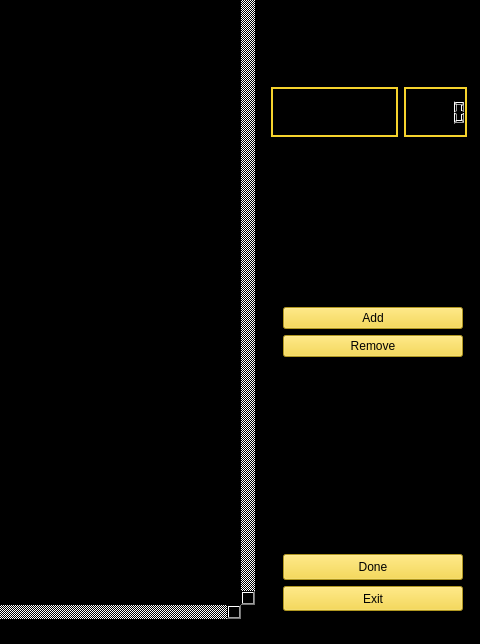
First picture: the form in editor/EditorMapas/creador.ui, repository mateozorzi/practice-sdd, before the edit; both pictures show x 725 to 1205 and y 257 to 901 of the 1205 by 901 pixel window.
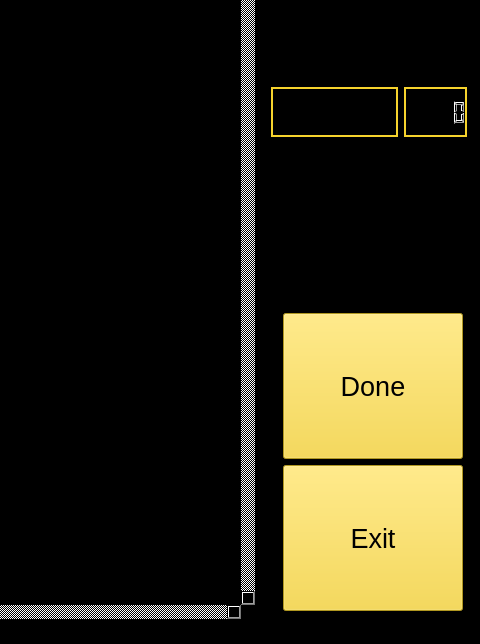
Second picture: the form after the edit.

Diff of the .ui file:
```diff
--- a/editor/EditorMapas/creador.ui
+++ b/editor/EditorMapas/creador.ui
@@ -213,7 +213,7 @@
         <item>
          <layout class="QHBoxLayout" name="horizontalLayout" stretch="0,0">
           <property name="bottomMargin">
-           <number>164</number>
+           <number>170</number>
           </property>
           <item>
            <widget class="QTextEdit" name="checkpoints">
@@ -278,76 +278,6 @@
           </item>
          </layout>
         </item>
-        <item>
-         <layout class="QVBoxLayout" name="verticalLayout_2">
-          <property name="leftMargin">
-           <number>12</number>
-          </property>
-          <property name="bottomMargin">
-           <number>191</number>
-          </property>
-          <item>
-           <widget class="QPushButton" name="addButton">
-            <property name="sizePolicy">
-             <sizepolicy hsizetype="Expanding" vsizetype="Expanding">
-              <horstretch>0</horstretch>
-              <verstretch>0</verstretch>
-             </sizepolicy>
-            </property>
-            <property name="maximumSize">
-             <size>
-              <width>180</width>
-              <height>300</height>
-             </size>
-            </property>
-            <property name="styleSheet">
-             <string notr="true">QPushButton {
-	color: rgb(0, 0, 0);
-	background-color: rgb(246, 211, 45);
-}
-
-QPushButton:checked{
-	background-color: rgb(87, 227, 137);
-	color: rgb(0, 0, 0);
-}</string>
-            </property>
-            <property name="text">
-             <string>Add</string>
-            </property>
-           </widget>
-          </item>
-          <item>
-           <widget class="QPushButton" name="removeButton">
-            <property name="sizePolicy">
-             <sizepolicy hsizetype="Expanding" vsizetype="Expanding">
-              <horstretch>0</horstretch>
-              <verstretch>0</verstretch>
-             </sizepolicy>
-            </property>
-            <property name="maximumSize">
-             <size>
-              <width>180</width>
-              <height>300</height>
-             </size>
-            </property>
-            <property name="styleSheet">
-             <string notr="true">QPushButton {
-	color: rgb(0, 0, 0);
-	background-color: rgb(246, 211, 45);
-}
-
-QPushButton:checked{
-	background-color: rgb(237, 51, 59);
-	color: rgb(0, 0, 0);
-}</string>
-            </property>
-            <property name="text">
-             <string>Remove</string>
-            </property>
-           </widget>
-          </item>
-         </layout>
-        </item>
         <item>
          <layout class="QVBoxLayout" name="verticalLayout">
           <property name="leftMargin">
@@ -356,7 +286,7 @@
           <item>
            <widget class="QPushButton" name="Done">
             <property name="sizePolicy">
-             <sizepolicy hsizetype="Expanding" vsizetype="Expanding">
+             <sizepolicy hsizetype="Fixed" vsizetype="Fixed">
               <horstretch>0</horstretch>
               <verstretch>0</verstretch>
              </sizepolicy>
@@ -364,9 +294,14 @@
             <property name="maximumSize">
              <size>
               <width>180</width>
-              <height>200</height>
+              <height>180</height>
              </size>
             </property>
+            <property name="font">
+             <font>
+              <pointsize>20</pointsize>
+             </font>
+            </property>
             <property name="styleSheet">
              <string notr="true">background-color: rgb(246, 211, 45);
 color: rgb(0, 0, 0);</string>
@@ -379,7 +314,7 @@
           <item>
            <widget class="QPushButton" name="Exit">
             <property name="sizePolicy">
-             <sizepolicy hsizetype="Expanding" vsizetype="Expanding">
+             <sizepolicy hsizetype="Fixed" vsizetype="Fixed">
               <horstretch>0</horstretch>
               <verstretch>0</verstretch>
              </sizepolicy>
@@ -387,9 +322,14 @@
             <property name="maximumSize">
              <size>
               <width>180</width>
-              <height>200</height>
+              <height>180</height>
              </size>
             </property>
+            <property name="font">
+             <font>
+              <pointsize>20</pointsize>
+             </font>
+            </property>
             <property name="styleSheet">
              <string notr="true">color: rgb(0, 0, 0);
 background-color: rgb(246, 211, 45);</string>
```
Left out of the diff: 9 changed lines with no effect on the pictures.
